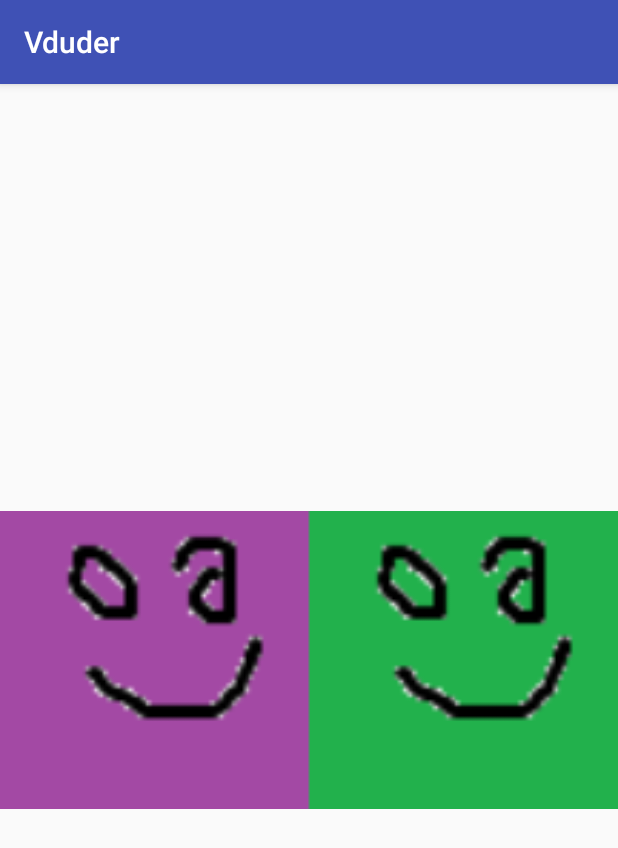
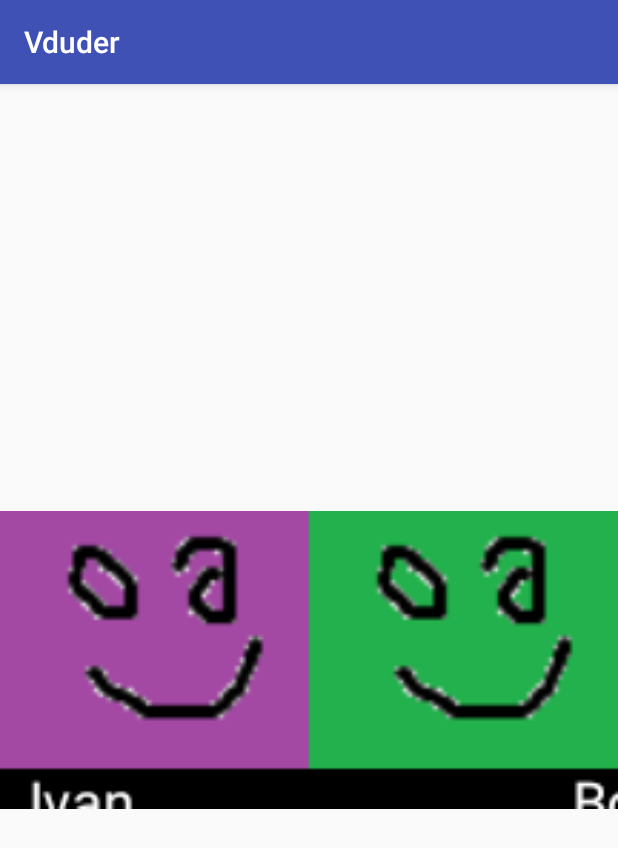
Before and after one commit to funtechhackday/vduder, an Android app: the TestActivity screen opened directly, with no data from a screen before it, on a phone screen of 412 x 824 dp. Shown: the top 848 px of the screen. Run offline under Robolectric (Android 15) with nearby library versions, the phone set to English and light mode, and no system bars.

Commit message:
add text and background drawing

```diff
--- a/app/src/main/java/com/example/vduder/vduder/Activity/TestActivity.java
+++ b/app/src/main/java/com/example/vduder/vduder/Activity/TestActivity.java
@@ -1,13 +1,12 @@
 package com.example.vduder.vduder.Activity;
 
-import android.content.res.Resources;
 import android.graphics.Bitmap;
 import android.graphics.BitmapFactory;
-import android.graphics.Canvas;
 import android.support.v7.app.AppCompatActivity;
 import android.os.Bundle;
 import android.widget.ImageView;
 
+import com.example.vduder.vduder.Core.ImageWizzard;
 import com.example.vduder.vduder.R;
 
 public class TestActivity extends AppCompatActivity {
@@ -26,45 +25,3 @@ public class TestActivity extends AppCompatActivity {
         view.setImageBitmap(res);
     }
 }
-
-class ImageWizzard
-{
-    public static Bitmap MakeMagic(Bitmap image1, Bitmap image2, String text1, String text2)
-    {
-        Bitmap common = ConcateImages(image1, image2);
-        DrawRectangle(common);
-        DrawText(common, text1, text2);
-        return common;
-    }
-
-    private static void DrawRectangle(Bitmap common) {
-
-    }
-
-    private static void DrawText(Bitmap common, String text1, String text2)
-    {
-
-    }
-
-    private static Bitmap ConcateImages(Bitmap first, Bitmap second)
-    {
-        int width, height = 0;
-
-        if(first.getWidth() > second.getWidth()) {
-            width = first.getWidth() + second.getWidth();
-            height = first.getHeight();
-        } else {
-            width = second.getWidth() + second.getWidth();
-            height = first.getHeight();
-        }
-
-        Bitmap common = Bitmap.createBitmap(width, height, Bitmap.Config.ARGB_8888);
-
-        Canvas comboImage = new Canvas(common);
-
-        comboImage.drawBitmap(first, 0f, 0f, null);
-        comboImage.drawBitmap(second, first.getWidth(), 0f, null);
-
-        return common;
-    }
-}
--- /dev/null
+++ b/app/src/main/java/com/example/vduder/vduder/Core/ImageWizzard.java
@@ -0,0 +1,62 @@
+package com.example.vduder.vduder.Core;
+
+import android.graphics.Bitmap;
+import android.graphics.Canvas;
+import android.graphics.Color;
+import android.graphics.Paint;
+
+/**
+ * Created by torte on 15.10.2017.
+ */
+public class ImageWizzard
+{
+    public static Bitmap MakeMagic(Bitmap image1, Bitmap image2, String text1, String text2)
+    {
+        Bitmap common = ConcateImages(image1, image2);
+        DrawRectangle(common);
+        DrawText(common, text1, text2);
+        return common;
+    }
+
+    private static void DrawRectangle(Bitmap common)
+    {
+        Paint paint = new Paint();
+        paint.setColor(Color.BLACK);
+
+        Canvas canvas = new Canvas(common);
+        canvas.drawRect(0, 90, common.getWidth(), 125, paint);
+    }
+
+    private static void DrawText(Bitmap common, String text1, String text2)
+    {
+        Paint paint = new Paint();
+        paint.setColor(Color.WHITE);
+        paint.setTextSize(20);
+
+        Canvas canvas = new Canvas(common);
+        canvas.drawText(text1, 10, 109, paint);
+        canvas.drawText(text2, 200, 109, paint);
+    }
+
+    private static Bitmap ConcateImages(Bitmap first, Bitmap second)
+    {
+        int width, height = 0;
+
+        if(first.getWidth() > second.getWidth()) {
+            width = first.getWidth() + second.getWidth();
+            height = first.getHeight();
+        } else {
+            width = second.getWidth() + second.getWidth();
+            height = first.getHeight();
+        }
+
+        Bitmap common = Bitmap.createBitmap(width, height, Bitmap.Config.ARGB_8888);
+
+        Canvas comboImage = new Canvas(common);
+
+        comboImage.drawBitmap(first, 0f, 0f, null);
+        comboImage.drawBitmap(second, first.getWidth(), 0f, null);
+
+        return common;
+    }
+}
```
